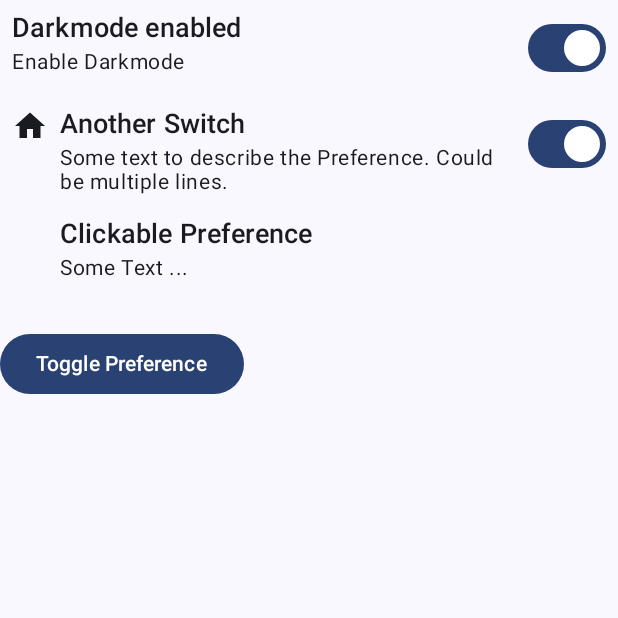
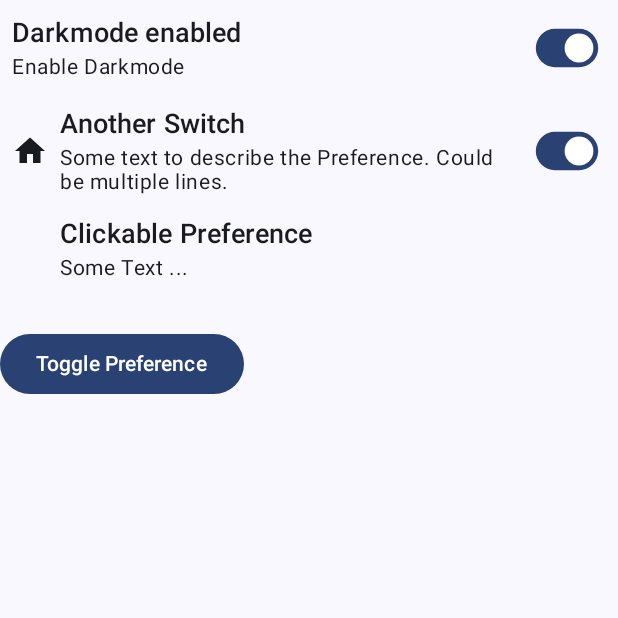
Before and after one commit to VictorRotha/ComposePreferences, an Android app built with Jetpack Compose: the screen it shows after launch (MainActivity), on a phone screen of 412 x 824 dp, the top half of it. Run offline under Robolectric (Android 15) with nearby library versions, the phone set to English and light mode, and no system bars.

Commit message:
Switch layout

```diff
--- a/app/src/main/java/de/victor/composepreferences/preferences/widgets/SwitchPreferenceWidget.kt
+++ b/app/src/main/java/de/victor/composepreferences/preferences/widgets/SwitchPreferenceWidget.kt
@@ -5,6 +5,7 @@ import androidx.compose.material.icons.filled.AccountBox
 import androidx.compose.material3.Switch
 import androidx.compose.runtime.Composable
 import androidx.compose.ui.Modifier
+import androidx.compose.ui.draw.scale
 import androidx.compose.ui.tooling.preview.Preview
 import de.victor.composepreferences.preferences.data.PreferenceData
 
@@ -27,6 +28,7 @@ fun SwitchPreferenceWidget(
 
     ) {
         Switch(
+            modifier = Modifier.scale(.8f),
             checked = value,
             onCheckedChange = onValueChange,
             enabled = data.commons.enabled,
@@ -66,7 +68,6 @@ private fun SwitchPrevNoIcon() {
         data = PreferenceData.SwitchPreference(
             commons = PreferenceData.Commons(
                 title = "Show Hints",
-                summary = "Enable Hints",
                 enabled = true,
                 iconSpaceReserved = true,
             ),
--- a/app/src/main/java/de/victor/composepreferences/preferences/widgets/TextPreferenceWidget.kt
+++ b/app/src/main/java/de/victor/composepreferences/preferences/widgets/TextPreferenceWidget.kt
@@ -2,9 +2,12 @@ package de.victor.composepreferences.preferences.widgets
 
 import androidx.compose.foundation.clickable
 import androidx.compose.foundation.layout.Arrangement
+import androidx.compose.foundation.layout.Box
 import androidx.compose.foundation.layout.Column
 import androidx.compose.foundation.layout.Row
 import androidx.compose.foundation.layout.Spacer
+import androidx.compose.foundation.layout.fillMaxHeight
+import androidx.compose.foundation.layout.fillMaxSize
 import androidx.compose.foundation.layout.fillMaxWidth
 import androidx.compose.foundation.layout.height
 import androidx.compose.foundation.layout.padding
@@ -18,6 +21,8 @@ import androidx.compose.material3.Text
 import androidx.compose.runtime.Composable
 import androidx.compose.ui.Alignment
 import androidx.compose.ui.Modifier
+import androidx.compose.ui.draw.scale
+import androidx.compose.ui.modifier.modifierLocalMapOf
 import androidx.compose.ui.tooling.preview.Preview
 import androidx.compose.ui.unit.dp
 import androidx.compose.ui.unit.sp
@@ -46,29 +51,25 @@ fun TextPreferenceWidget(
             .fillMaxWidth()
             .padding(8.dp)
             .conditional(data.onClick != null, Modifier.clickable { data.onClick?.invoke() }),
-        verticalAlignment = Alignment.Top,
+        verticalAlignment = Alignment.CenterVertically,
         horizontalArrangement = Arrangement.Start,
 
     ) {
 
-        if (commons.icon != null) {
+        val iconModifier = Modifier.padding(end = 8.dp).size(24.dp)
 
-            Icon(
-                modifier = Modifier
-                    .padding(end = 8.dp)
-                    .size(24.dp),
-                imageVector = commons.icon, contentDescription = null)
-
-        } else if (commons.iconSpaceReserved) {
-            Spacer(modifier = Modifier
-                .padding(end = 8.dp)
-                .size(24.dp))
-        }
+        if (commons.icon != null)
+            Icon(modifier = iconModifier,
+                imageVector = commons.icon,
+                contentDescription = null)
+        else if (commons.iconSpaceReserved)
+            Spacer(modifier = iconModifier)
 
         Column(
             modifier = modifier
                 .padding(end = 8.dp)
-                .weight(1f)
+                .weight(1f),
+            verticalArrangement = Arrangement.Center
 
         ) {
             Text(
@@ -108,34 +109,26 @@ private fun TextPreviewIconTrailing() {
                 summary = "Blah, Blah, Blah Blah, Blah, BlahBlah, Blah, Blah...   Blah, Blah, Blah ... Blah, Blah, Blah ... Blah, Blah, Blah ...",
                 icon = Icons.Default.AccountCircle,
             )),
+            trailing = {
+                Switch(
+                    modifier = Modifier.scale(.8f), checked = true, onCheckedChange = {})
 
-
-            trailing = {
-            Switch(true, onCheckedChange = {})
         }
-
     )
 
 }
 
 @Preview (showBackground = true)
 @Composable
-private fun TextPreviewTrailing() {
+private fun TextPreviewIconSpace() {
     TextPreferenceWidget(
         data = PreferenceData.TextPreference(
             commons = PreferenceData.Commons(
                 title = "License",
-                summary = "Blah, Blah, Blah ...",
                 iconSpaceReserved = true,
             ),
-
-        ),
-
-        trailing = {
-            Switch(true, onCheckedChange = {})
-    }
+        )
     )
-
 }
 
 @Preview (showBackground = true)
@@ -146,9 +139,6 @@ private fun TextPreviewNoSum() {
             commons = PreferenceData.Commons(
                 title = "Published under Creative Commons CC-0",
             ),
-
         )
-
     )
-
 }
```
